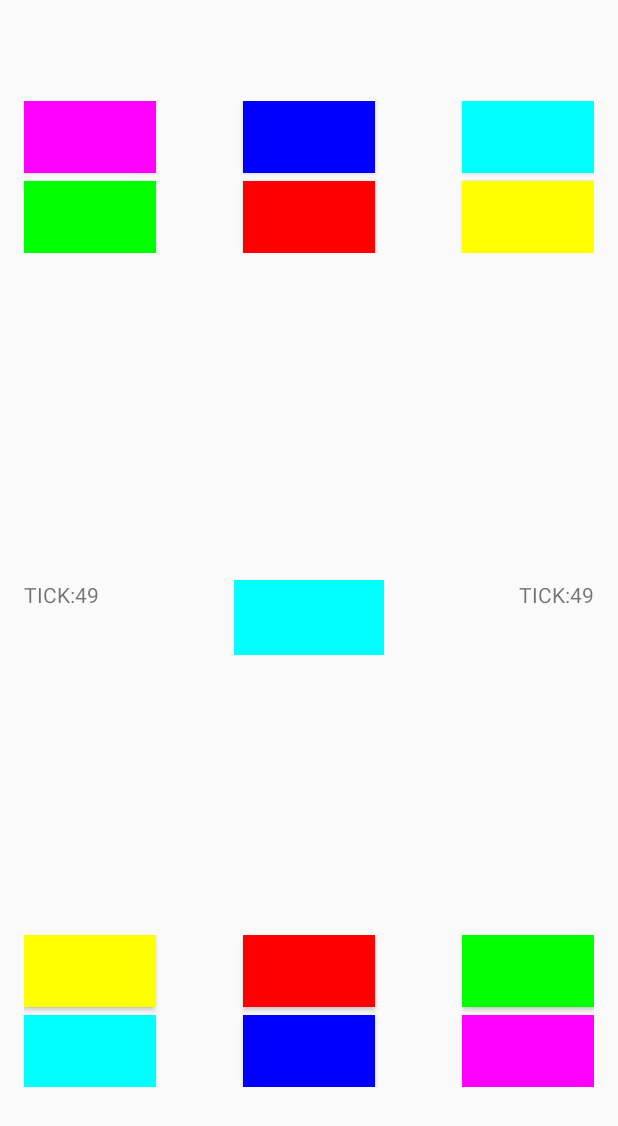
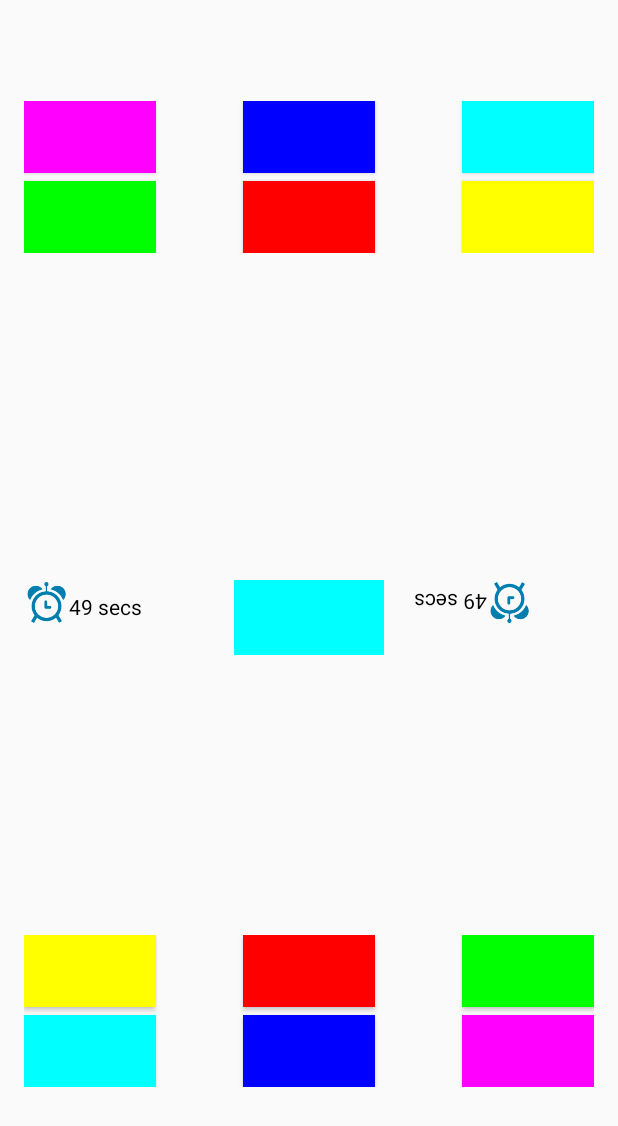
Before and after one commit to kmuralidharan91/two-sides, an Android app: the MainActivity screen opened directly, with no data from a screen before it, on a phone screen of 412 x 824 dp. Shown: the top 1126 px of the screen. Run offline under Robolectric (Android 15) with nearby library versions, the phone set to English and light mode, and no system bars.

Commit message:
Timer added in Main Page

```diff
--- a/app/src/main/java/ashok/com/twosides/MainActivity.java
+++ b/app/src/main/java/ashok/com/twosides/MainActivity.java
@@ -95,8 +95,8 @@ public class MainActivity extends Activity {
                     closeLevel();
                     showAlert();
                 }
-                timer1.setText(String.valueOf("TICK:"+ (int)millisUntilFinished/1000));
-                timer2.setText(String.valueOf("TICK:"+ (int)millisUntilFinished/1000));
+                timer1.setText(String.valueOf((int)millisUntilFinished/1000)+" secs");
+                timer2.setText(String.valueOf((int)millisUntilFinished/1000)+" secs");
             }
 
             @Override
--- a/app/src/main/res/layout/activity_main.xml
+++ b/app/src/main/res/layout/activity_main.xml
@@ -81,11 +81,18 @@
         android:layout_centerVertical="true"
         android:layout_alignRight="@+id/bottomSide"
         android:layout_alignEnd="@+id/bottomSide">
-
+        <ImageView
+            android:layout_height="30dp"
+            android:id="@+id/timer_icon"
+            android:src="@drawable/timer"
+            android:layout_width="30dp"/>
         <TextView
             android:layout_width="wrap_content"
-            android:layout_height="50dp"
-            android:text="TIMER"
+            android:layout_height="30dp"
+            android:layout_marginTop="8dp"
+            android:textColor="#000000"
+            android:layout_toRightOf="@+id/timer_icon"
+            android:text=""
             android:id="@+id/timer1"/>
         <TextView
             android:layout_height="match_parent"
@@ -98,10 +105,24 @@
         <TextView
             android:layout_width="wrap_content"
             android:layout_height="50dp"
-            android:text="TIMER2"
+            android:text=""
+            android:scaleX="-1"
+            android:scaleY="-1"
+            android:gravity="left"
             android:id="@+id/timer2"
-            android:layout_alignParentEnd="true"
-            android:layout_alignParentRight="true"/>
+            android:textColor="#000000"
+            android:layout_marginLeft="20dp"
+            android:layout_toRightOf="@id/show_color"
+            android:layout_marginBottom="25dp"
+            />
+        <ImageView
+            android:layout_height="30dp"
+            android:id="@+id/timer_icon1"
+            android:src="@drawable/timer"
+            android:layout_marginRight="10dp"
+            android:layout_toRightOf="@+id/timer2"
+            android:scaleY="-1"
+            android:layout_width="30dp"/>
     </RelativeLayout>
 
     <RelativeLayout
```
Also changed, not shown: app/src/main/res/drawable/timer.png (added).
